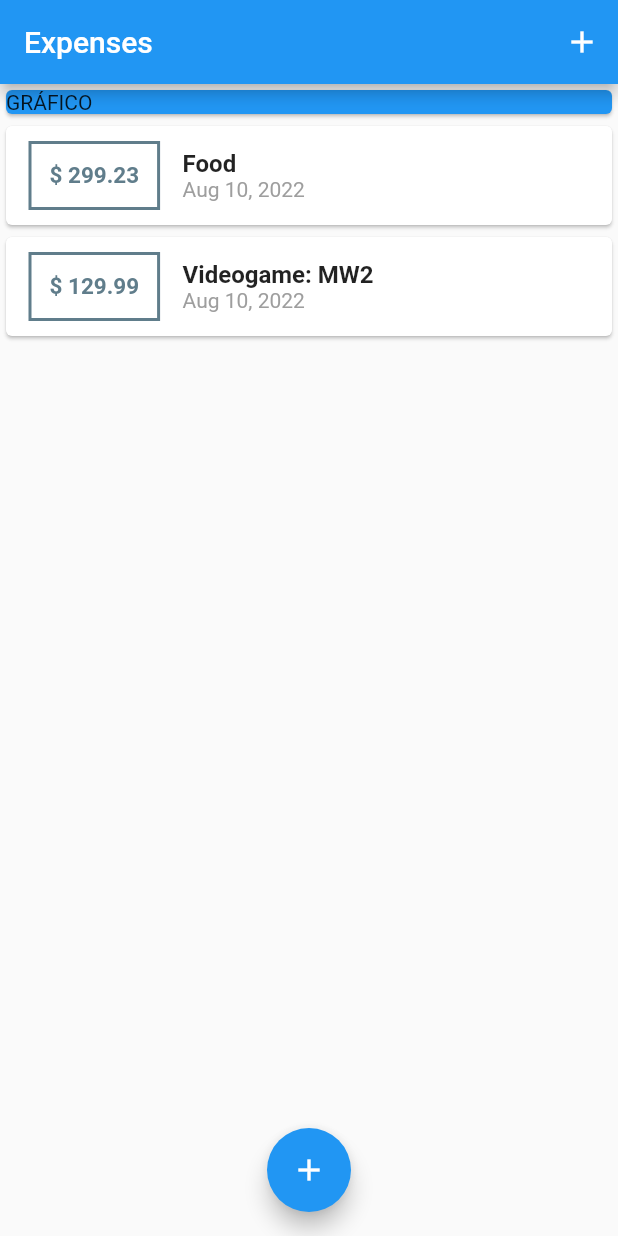
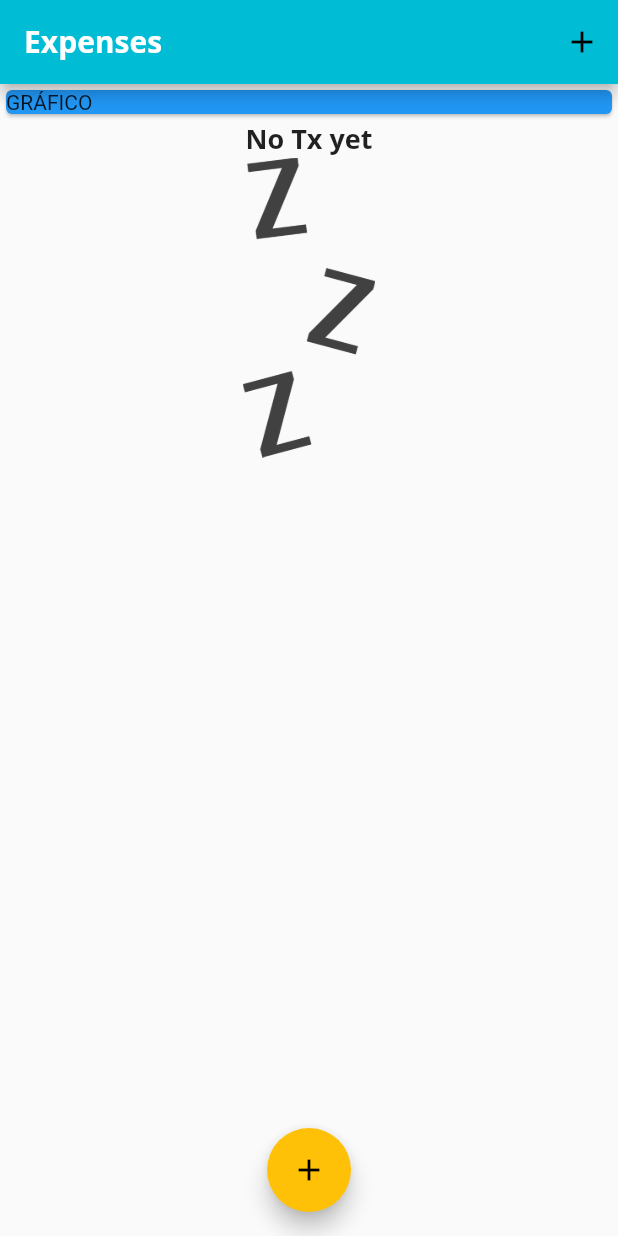
Before and after one commit to elJamesSnz/weekly_expenses, a Flutter app: the screen it shows after launch, on a phone screen of 412 x 824 dp. Run offline on Flutter 3.47's test engine with Material 2 defaults, Android fonts, the phone set to English and light mode, and no system bars.

Commit message:
Theme, Fonts, Images
Added a main color theme
Added two different fonts and setting them for titles & lists texts
Added img that will be displayed if the Tx list is empty

```diff
--- a/lib/main.dart
+++ b/lib/main.dart
@@ -15,6 +15,20 @@
   Widget build(BuildContext context) {
     return MaterialApp(
       title: 'MyExpenses',
+      theme: ThemeData(
+          primarySwatch: Colors.cyan,
+          accentColor: Colors.amber,
+          fontFamily: 'QuickSand',
+          textTheme: ThemeData.light().textTheme.copyWith(
+              headline6: TextStyle(
+                  fontFamily: 'OpenSans',
+                  fontSize: 18,
+                  fontWeight: FontWeight.bold)),
+          appBarTheme: AppBarTheme(
+              titleTextStyle: TextStyle(
+                  fontFamily: 'OpenSans',
+                  fontSize: 20,
+                  fontWeight: FontWeight.bold))),
       home: HomePage(),
     );
   }
@@ -27,8 +41,8 @@
 
 class _HomePageState extends State<HomePage> {
   final List<Tx> _listTxs = [
-    Tx(id: 'Tx1', name: 'Food', amount: 299.23, date: DateTime.now()),
-    Tx(id: 'Tx2', name: 'Videogame: MW2', amount: 129.99, date: DateTime.now()),
+    //Tx(id: 'Tx1', name: 'Food', amount: 299.23, date: DateTime.now()),
+    //Tx(id: 'Tx2', name: 'Videogame: MW2', amount: 129.99, date: DateTime.now()),
   ];
 
   void _addNewTx(String name, double amount) {
--- a/lib/widgets/txs_list.dart
+++ b/lib/widgets/txs_list.dart
@@ -13,7 +13,23 @@
   Widget build(BuildContext context) {
     return Container(
       height: 300,
-      child: ListView.builder(
+      child: listTxs.isEmpty
+          ? Column(
+              children: [
+                Text(
+                  'No Tx yet',
+                  style: Theme.of(context).textTheme.headline6,
+                ),
+                Container(
+                  height: 200,
+                  child: Image.asset(
+                    'assets/images/waiting.png',
+                    fit: BoxFit.cover,
+                  ),
+                )
+              ],
+            )
+          : ListView.builder(
               //how many times will the process be done
               itemCount: listTxs.length,
               //what's going to be printent onto the screen
@@ -22,16 +38,19 @@
                   child: Row(
                     children: [
                       Container(
-                  margin: EdgeInsets.symmetric(vertical: 10, horizontal: 15),
+                        margin:
+                            EdgeInsets.symmetric(vertical: 10, horizontal: 15),
                         decoration: BoxDecoration(
-                      border: Border.all(color: Colors.blueGrey, width: 2)),
+                            border: Border.all(
+                                color: Theme.of(context).primaryColor,
+                                width: 2)),
                         padding: EdgeInsets.all(12),
                         child: Text(
                           '\$ ${listTxs[index].amount.toStringAsFixed(2)}',
                           style: TextStyle(
                               fontWeight: FontWeight.bold,
                               fontSize: 15,
-                        color: Colors.blueGrey),
+                              color: Theme.of(context).primaryColor),
                         ),
                       ),
                       Column(
@@ -39,8 +58,7 @@
                         children: [
                           Text(
                             listTxs[index].name,
-                      style:
-                          TextStyle(fontWeight: FontWeight.bold, fontSize: 16),
+                            style: Theme.of(context).textTheme.headline6,
                           ),
                           Text(
                             DateFormat.yMMMd().format(listTxs[index].date),
```
Also changed, not shown: pubspec.yaml (+13 -6 lines), assets/fonts/OpenSans-Bold.ttf (added), assets/fonts/OpenSans-Regular.ttf (added), assets/fonts/Quicksand-Bold.ttf (added), assets/fonts/Quicksand-Light.ttf (added), assets/fonts/Quicksand-Medium.ttf (added), assets/fonts/Quicksand-Regular.ttf (added), assets/images/waiting.png (added). Lines whose indentation alone changed are shown as unchanged.
